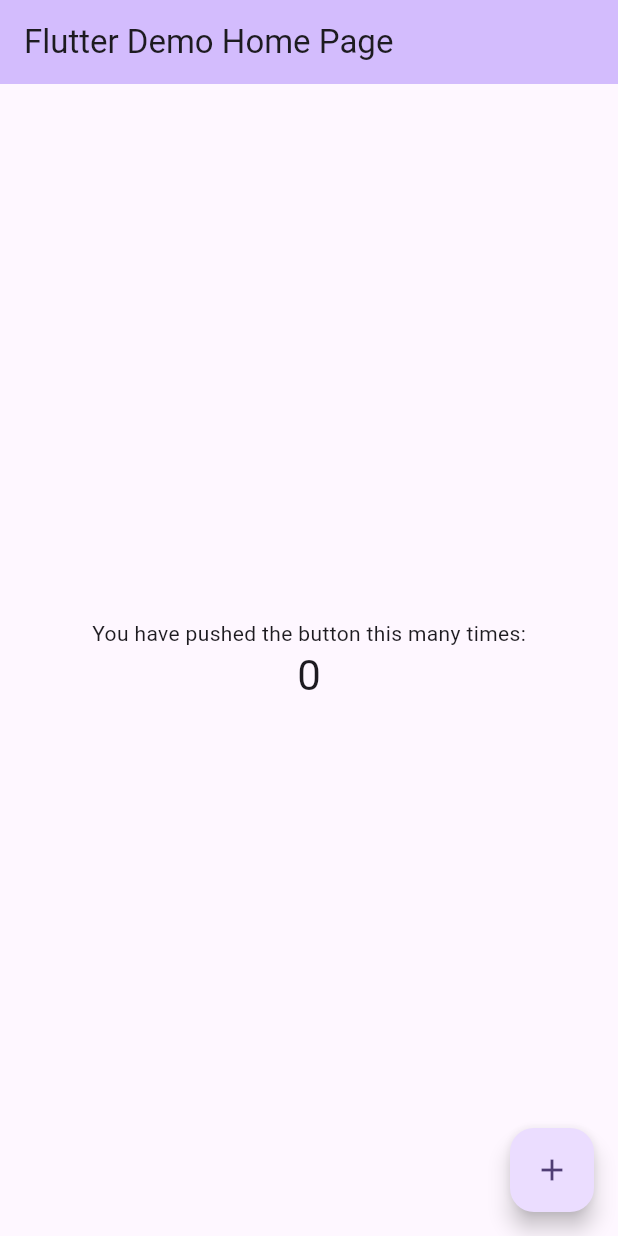
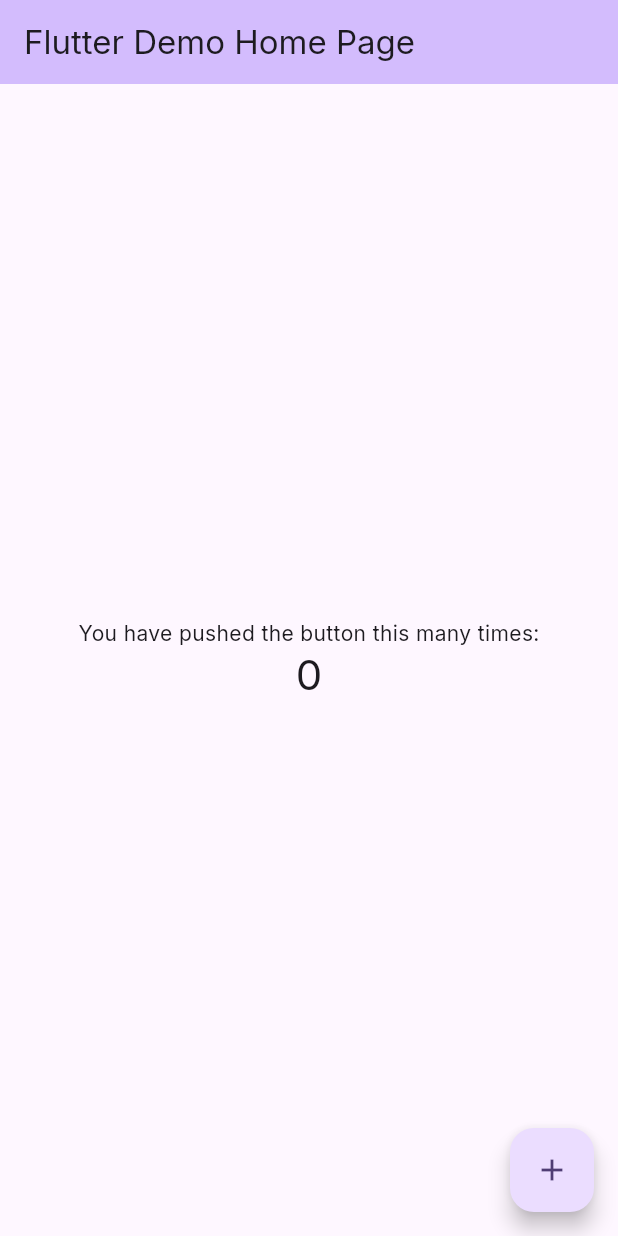
Before and after one commit to oyen-bright/tightline_news, a Flutter app: the screen it shows after launch, on a phone screen of 412 x 824 dp. Run offline on Flutter 3.47's test engine with Material 3 defaults, Android fonts, the phone set to English and light mode, and no system bars.

Commit message:
Update dependencies in pubspec.yaml, add font assets, and configure font family in main.dart

```diff
--- /dev/null
+++ b/lib/core/gen/fonts.gen.dart
@@ -0,0 +1,16 @@
+// dart format width=80
+/// GENERATED CODE - DO NOT MODIFY BY HAND
+/// *****************************************************
+///  FlutterGen
+/// *****************************************************
+
+// coverage:ignore-file
+// ignore_for_file: type=lint
+// ignore_for_file: deprecated_member_use,directives_ordering,implicit_dynamic_list_literal,unnecessary_import
+
+class FontFamily {
+  FontFamily._();
+
+  /// Font family: Inter
+  static const String inter = 'Inter';
+}
--- a/lib/main.dart
+++ b/lib/main.dart
@@ -1,4 +1,5 @@
 import 'package:flutter/material.dart';
+import 'package:tightline_news/core/gen/fonts.gen.dart';
 
 void main() {
   runApp(const MyApp());
@@ -13,6 +14,7 @@ class MyApp extends StatelessWidget {
     return MaterialApp(
       title: 'Flutter Demo',
       theme: ThemeData(
+        fontFamily: FontFamily.inter,
         // This is the theme of your application.
         //
         // TRY THIS: Try running your application with "flutter run". You'll see
```
Also changed, not shown: lib/core/gen/assets.gen.dart (added, +34 -0 lines), pubspec.yaml (+16 -23 lines), assets/fonts/Inter-Italic-VariableFont_opsz,wght.ttf (added), assets/fonts/Inter-VariableFont_opsz,wght.ttf (added), pubspec.lock, 1 other file.
